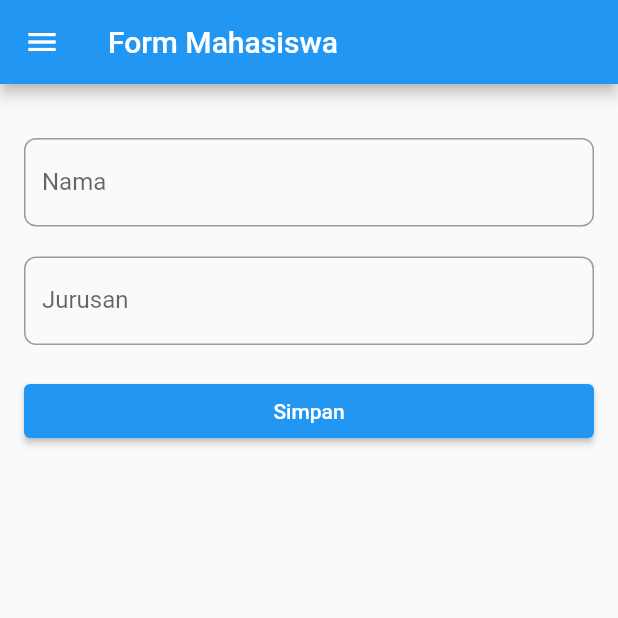
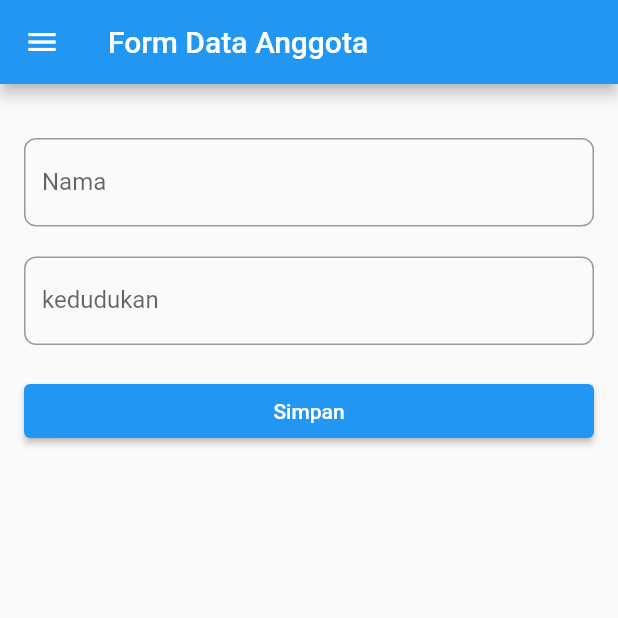
Before and after one commit to wildannouval/crud-flutter-api, a Flutter app: the TambahData screen opened directly, on a phone screen of 412 x 824 dp, the top half of it. Run offline on Flutter 3.47's test engine with Material 2 defaults, Android fonts, the phone set to English and light mode, and no system bars; our stand-ins replace shared_preferences; accounts and stored records are empty; network calls fail.

```diff
--- a/lib/home_page.dart
+++ b/lib/home_page.dart
@@ -10,7 +10,7 @@ class HomePage extends StatelessWidget {
         title: const Text('Home Page'),
       ),
       drawer: const SideMenu(),
-      body: const Center(child: Text('selamat datang')),
+      body: const Center(child: Text('Selamat datang di Aplikasi Pengelolaan Anggota Kelompok')),
     );
   }
 }
--- a/lib/list_data.dart
+++ b/lib/list_data.dart
@@ -15,10 +15,10 @@ class ListData extends StatefulWidget {
 }
 
 class _ListDataState extends State<ListData> {
-  List<Map<String, String>> dataMahasiswa = [];
+  List<Map<String, String>> dataAnggota = [];
   String url = Platform.isAndroid
-      ? 'http://192.168.1.7/belajarflutter/index.php'
-      : 'http://localhost/belajarflutter/index.php';
+      ? 'http://172.20.10.3/PemrogramanMobile/latihan/index.php'
+      : 'http://localhost/PemrogramanMobile/latihan/index.php';
   @override
   void initState() {
     super.initState();
@@ -30,10 +30,10 @@ class _ListDataState extends State<ListData> {
     if (response.statusCode == 200) {
       final List<dynamic> data = json.decode(response.body);
       setState(() {
-        dataMahasiswa = List<Map<String, String>>.from(data.map((item) {
+        dataAnggota = List<Map<String, String>>.from(data.map((item) {
           return {
             'nama': item['nama'] as String,
-            'jurusan': item['jurusan'] as String,
+            'kedudukan': item['kedudukan'] as String,
             'id': item['id'] as String,
           };
         }));
@@ -52,12 +52,12 @@ class _ListDataState extends State<ListData> {
     }
   }
 
-  lihatMahasiswa(String id, String nama, String jurusan) {
+  lihatAnggota(String id, String nama, String kedudukan) {
     showDialog(
         context: context,
         builder: (BuildContext context) {
           return AlertDialog(
-            title: Text('Detail Mahasiswa'),
+            title: Text('Detail Anggota'),
             content: Container(
               height: 100.0,
               width: 400.0,
@@ -71,7 +71,7 @@ class _ListDataState extends State<ListData> {
                     child: Text('Nama : $nama'),
                   ),
                   Container(
-                    child: Text('Jurusan : $jurusan'),
+                    child: Text('Kedudukan : $kedudukan'),
                   ),
                 ],
               ),
@@ -84,7 +84,7 @@ class _ListDataState extends State<ListData> {
   Widget build(BuildContext context) {
     return Scaffold(
       appBar: AppBar(
-        title: const Text('List Data Mahasiswa'),
+        title: const Text('List Data Anggota Kelompok'),
       ),
       drawer: const SideMenu(),
       body: Column(
@@ -97,25 +97,25 @@ class _ListDataState extends State<ListData> {
                     builder: ((context) => const TambahData()),
                   ));
             },
-            child: const Text('Tambah Data Mahasiswa'),
+            child: const Text('Tambah Data Anggota Kelompok'),
           ),
           Expanded(
             child: ListView.builder(
-              itemCount: dataMahasiswa.length,
+              itemCount: dataAnggota.length,
               itemBuilder: (context, index) {
                 return ListTile(
-                  title: Text(dataMahasiswa[index]['nama']!),
-                  subtitle: Text('Jurusan: ${dataMahasiswa[index]['jurusan']}'),
+                  title: Text(dataAnggota[index]['nama']!),
+                  subtitle: Text('Kedudukan: ${dataAnggota[index]['kedudukan']}'),
                   trailing: Row(
                     mainAxisSize: MainAxisSize.min,
                     children: <Widget>[
                       IconButton(
                         icon: const Icon(Icons.visibility),
                         onPressed: () {
-                          lihatMahasiswa(
-                              dataMahasiswa[index]['id']!,
-                              dataMahasiswa[index]['nama']!,
-                              dataMahasiswa[index]['jurusan']!);
+                          lihatAnggota(
+                              dataAnggota[index]['id']!,
+                              dataAnggota[index]['nama']!,
+                              dataAnggota[index]['kedudukan']!);
                         },
                       ),
                       IconButton(
@@ -125,9 +125,9 @@ class _ListDataState extends State<ListData> {
                               context,
                               MaterialPageRoute(
                                 builder: ((context) => UpdateData(
-                                    id: dataMahasiswa[index]['id']!,
-                                    nama: dataMahasiswa[index]['nama']!,
-                                    jurusan: dataMahasiswa[index]['jurusan']!,
+                                    id: dataAnggota[index]['id']!,
+                                    nama: dataAnggota[index]['nama']!,
+                                    kedudukan: dataAnggota[index]['kedudukan']!,
                                     url: url)),
                               ));
                         },
@@ -135,7 +135,7 @@ class _ListDataState extends State<ListData> {
                       IconButton(
                         icon: const Icon(Icons.delete),
                         onPressed: () {
-                          deleteData(int.parse(dataMahasiswa[index]['id']!))
+                          deleteData(int.parse(dataAnggota[index]['id']!))
                               .then((result) {
                             if (result['pesan'] == 'berhasil') {
                               showDialog(
--- a/lib/main.dart
+++ b/lib/main.dart
@@ -11,7 +11,7 @@ class MyApp extends StatelessWidget {
   Widget build(BuildContext context) {
     return const MaterialApp(
       debugShowCheckedModeBanner: false,
-      title: 'Unsoed App CRUD',
+      title: 'Aplikasi Pengelolaan Anggota Kelompok',
       home: SplashScreen(),
     );
   }
--- a/lib/side_menu.dart
+++ b/lib/side_menu.dart
@@ -26,7 +26,7 @@ class SideMenu extends StatelessWidget {
       ),
       ListTile(
         leading: const Icon(Icons.person),
-        title: const Text('Data Mahasiswa'),
+        title: const Text('Data Anggota Kelompok'),
         onTap: () {
           Navigator.pushReplacement(
             context,
--- a/lib/splash.dart
+++ b/lib/splash.dart
@@ -31,7 +31,7 @@ class _SplashScreenState extends State<SplashScreen> {
               height: 20,
             ),
             Text(
-              "Unsoed App",
+              "Aplikasi Pengelolaan Anggota Kelompok",
               style: TextStyle(
                 fontSize: 18.0,
                 color: Colors.black,
@@ -39,7 +39,7 @@ class _SplashScreenState extends State<SplashScreen> {
               textAlign: TextAlign.center,
             ),
             Text(
-              "©Universitas Jenderal Soedirman",
+              "©Daffa Khairon Khan",
               style: TextStyle(
                 fontSize: 14.0,
                 color: Colors.black,
--- a/lib/tambah_data.dart
+++ b/lib/tambah_data.dart
@@ -14,14 +14,14 @@ class TambahData extends StatefulWidget {
 
 class _TambahDataState extends State<TambahData> {
   final namaController = TextEditingController();
-  final jurusanController = TextEditingController();
+  final kedudukanController = TextEditingController();
 
-  Future postData(String nama, String jurusan) async {
+  Future postData(String nama, String kedudukan) async {
     String url = Platform.isAndroid
-      ? 'http://192.168.1.7/belajarflutter/index.php'
+      ? 'http://172.20.10.3/PemrogramanMobile/latihan/index.php'
       : 'http://localhost/belajarflutter/index.php';
     Map<String, String> headers = {'Content-Type': 'application/json'};
-    String jsonBody = '{"nama": "$nama", "jurusan": "$jurusan"}';
+    String jsonBody = '{"nama": "$nama", "kedudukan": "$kedudukan"}';
     var response = await http.post(
       Uri.parse(url),
       headers: headers,
@@ -39,7 +39,7 @@ class _TambahDataState extends State<TambahData> {
   Widget build(BuildContext context) {
     return Scaffold(
       appBar: AppBar(
-        title: const Text('Form Mahasiswa'),
+        title: const Text('Form Data Anggota'),
       ),
       drawer: const SideMenu(),
       body: ListView(
@@ -63,9 +63,9 @@ class _TambahDataState extends State<TambahData> {
               top: 20,
             ),
             child: TextField(
-              controller: jurusanController,
+              controller: kedudukanController,
               decoration: InputDecoration(
-                  labelText: 'Jurusan',
+                  labelText: 'kedudukan',
                   border: OutlineInputBorder(
                     borderRadius: BorderRadius.circular(8),
                   )),
@@ -80,9 +80,9 @@ class _TambahDataState extends State<TambahData> {
               ),
               onPressed: () {
                 String nama = namaController.text;
-                String jurusan = jurusanController.text;
+                String kedudukan = kedudukanController.text;
                 // print(nama);
-                postData(nama, jurusan).then((result) {
+                postData(nama, kedudukan).then((result) {
                   //print(result['pesan']);
                   if (result['pesan'] == 'berhasil') {
                     showDialog(
--- a/lib/update_data.dart
+++ b/lib/update_data.dart
@@ -7,13 +7,13 @@ import 'package:http/http.dart' as http;
 class UpdateData extends StatefulWidget {
   final String id;
   final String nama;
-  final String jurusan;
+  final String kedudukan;
   final String url;
   const UpdateData(
       {super.key,
       required this.id,
       required this.nama,
-      required this.jurusan,
+      required this.kedudukan,
       required this.url});
   @override
   _UpdateData createState() => _UpdateData(url: url);
@@ -23,13 +23,13 @@ class _UpdateData extends State<UpdateData> {
   String url;
   _UpdateData({required this.url});
   final _namaController = TextEditingController();
-  final _jurusanController = TextEditingController();
+  final _kedudukanController = TextEditingController();
 
-  Future<void> updateData(String nama, String jurusan, String id) async {
+  Future<void> updateData(String nama, String kedudukan, String id) async {
     final response = await http.put(
       Uri.parse(url),
       body: jsonEncode(
-          <String, String>{'id': id, 'nama': nama, 'jurusan': jurusan}),
+          <String, String>{'id': id, 'nama': nama, 'kedudukan': kedudukan}),
     );
 
     if (response.statusCode == 200) {
@@ -47,7 +47,7 @@ class _UpdateData extends State<UpdateData> {
   @override
   Widget build(BuildContext context) {
     return Scaffold(
-        appBar: AppBar(title: const Text('Edit Mahasiswa')),
+        appBar: AppBar(title: const Text('Edit Data Anggota')),
         drawer: const SideMenu(),
         body: ListView(padding: const EdgeInsets.all(16.0), children: [
           Padding(
@@ -69,10 +69,10 @@ class _UpdateData extends State<UpdateData> {
               top: 20,
             ),
             child: TextField(
-              controller: _jurusanController,
+              controller: _kedudukanController,
               decoration: InputDecoration(
-                  label: Text(widget.jurusan),
-                  hintText: "Jurusan...",
+                  label: Text(widget.kedudukan),
+                  hintText: "Kedudukan...",
                   border: OutlineInputBorder(
                     borderRadius: BorderRadius.circular(8),
                   )),
@@ -86,7 +86,7 @@ class _UpdateData extends State<UpdateData> {
                     style: TextStyle(color: Colors.white),
                   ),
                   onPressed: () {
-                    updateData(_namaController.text, _jurusanController.text,
+                    updateData(_namaController.text, _kedudukanController.text,
                         widget.id);
                   }))
         ]));
```
Also changed, not shown: pubspec.lock, 1 other file.
